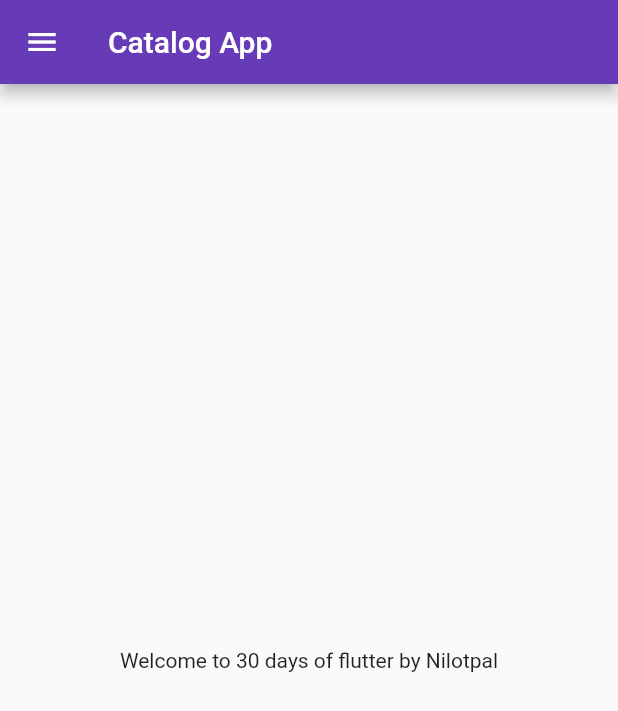
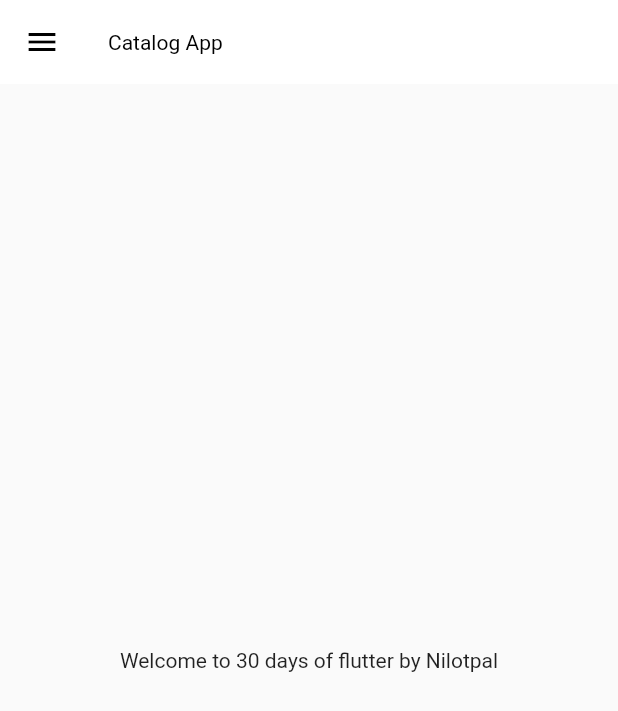
Before and after one commit to nilotpaldas2023/30-days-of-flutter, a Flutter app: the screen it shows after launch, on a phone screen of 412 x 824 dp. Shown: the top 711 px of the screen. Run offline on Flutter 3.47's test engine with Material 2 defaults, Android fonts, the phone set to English and light mode, and no system bars.

Commit message:
themes extracted

```diff
--- a/lib/Pages/home_page.dart
+++ b/lib/Pages/home_page.dart
@@ -10,7 +10,9 @@ class HomePage extends StatelessWidget {
   Widget build(BuildContext context) {
     return Scaffold(
       appBar: AppBar(
-        title: Text("Catalog App"),
+        title: Text(
+          "Catalog App",
+        ),
       ),
       body: Center(
         child: Container(
--- a/lib/main.dart
+++ b/lib/main.dart
@@ -2,6 +2,7 @@ import 'package:flutter/material.dart';
 import 'package:flutter_application_1/Pages/home_page.dart';
 import 'package:flutter_application_1/Pages/loginPage.dart';
 import 'package:flutter_application_1/utils/routes.dart';
+import 'package:flutter_application_1/widgets/themes.dart';
 
 void main() {
   runApp(MyApp());
@@ -15,7 +16,8 @@ class MyApp extends StatelessWidget {
     return MaterialApp(
       debugShowCheckedModeBanner: false,
       themeMode: ThemeMode.light,
-      theme: ThemeData(primarySwatch: Colors.deepPurple),
+      theme: MyTheme.lightTheme(context),
+      darkTheme: MyTheme.darkTheme(context),
       initialRoute: MyRoutes.homeRoute,
       routes: {
         "/": (context) => LoginPage(),
--- /dev/null
+++ b/lib/widgets/themes.dart
@@ -0,0 +1,14 @@
+import 'package:flutter/material.dart';
+
+class MyTheme {
+  static ThemeData lightTheme(BuildContext context) => ThemeData(
+      primarySwatch: Colors.deepPurple,
+      appBarTheme: AppBarTheme(
+          color: Colors.white,
+          elevation: 0.0,
+          iconTheme: IconThemeData(color: Colors.black),
+          titleTextStyle: TextStyle(color: Colors.black)));
+
+  static ThemeData darkTheme(BuildContext context) =>
+      ThemeData(brightness: Brightness.dark);
+}
```
